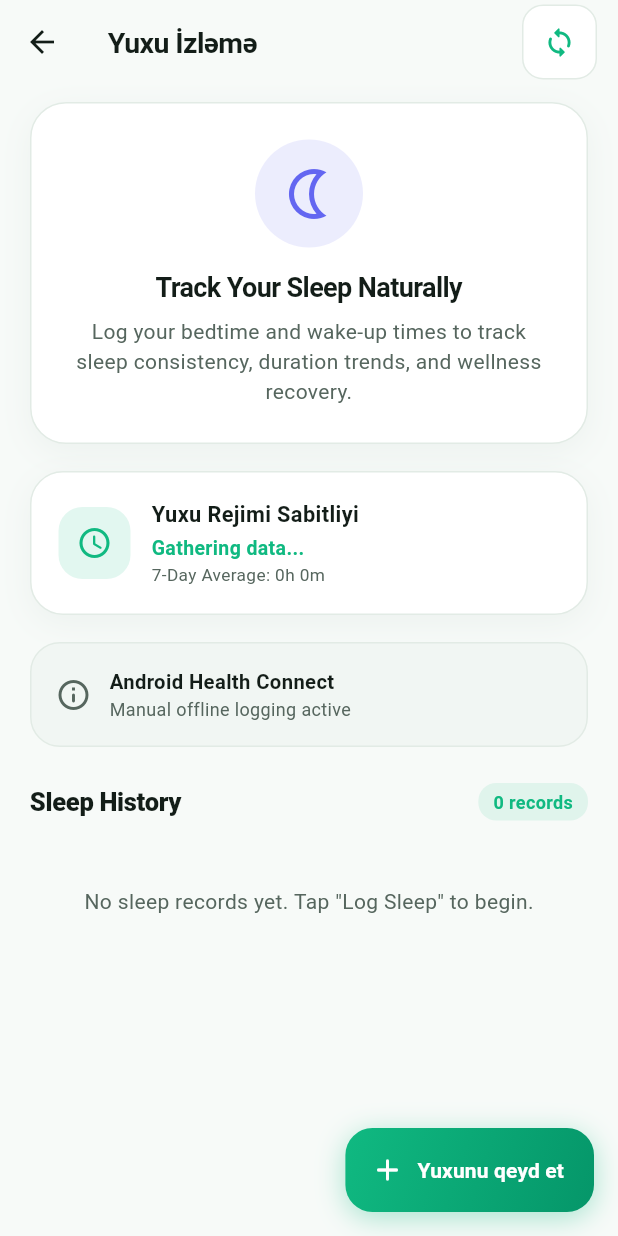
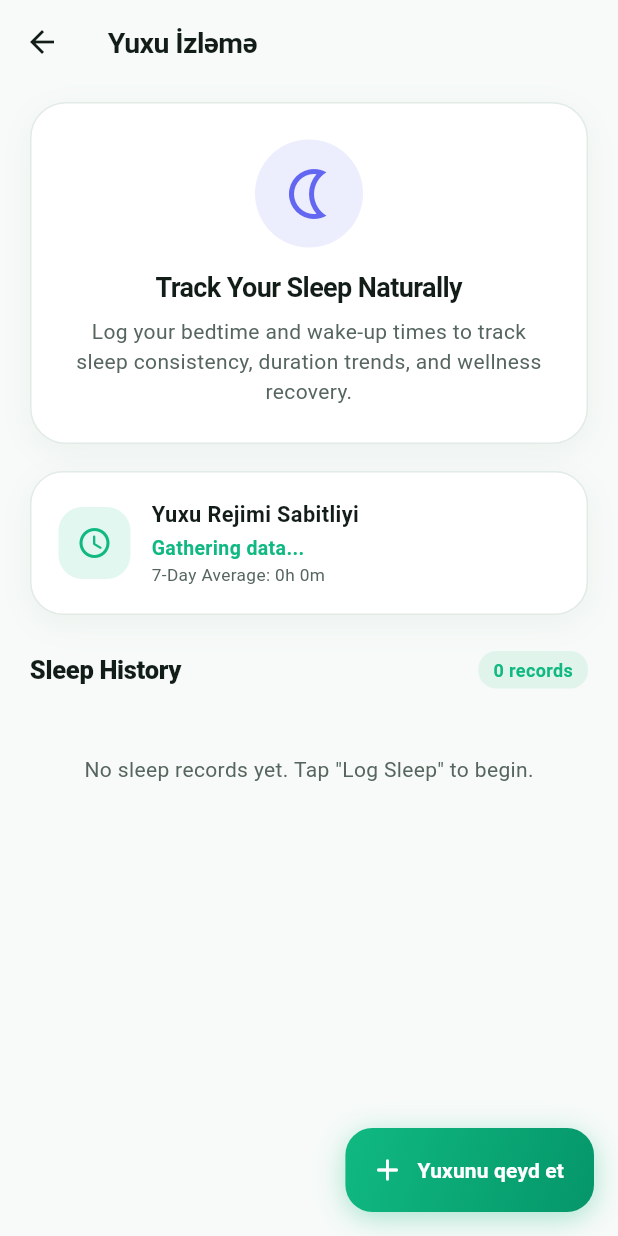
Before and after one commit to rustamliyusif/yhealth, a Flutter app: the SleepScreen screen opened directly, on a phone screen of 412 x 824 dp. Run offline on Flutter 3.47's test engine with Material 3 defaults, Android fonts, the phone set to English and light mode, and no system bars; our stand-ins replace drift, fl_chart, flutter_map, geolocator, latlong2, pdf and 3 more; accounts and stored records are empty; generated files the repository leaves out were written again.

Commit message:
Record routes via foreground location, hide unfinished Health Connect UI, add release signing via key.properties
Co-Authored-By: Claude Opus 5.5 <noreply@anthropic.com>
Claude-Session: https://claude.ai/code/session_01QHi8UWFtXbH5KKsmusrsDW

```diff
--- a/lib/features/sleep/sleep_screen.dart
+++ b/lib/features/sleep/sleep_screen.dart
@@ -8,6 +8,8 @@ import '../../core/theme/app_decorations.dart';
 import '../../core/theme/app_typography.dart';
 import '../../l10n/app_localizations.dart';
 import 'widgets/add_edit_sleep_dialog.dart';
+
+const bool kHealthConnectEnabled = false;
 
 class SleepScreen extends StatelessWidget {
   const SleepScreen({super.key});
@@ -29,6 +31,7 @@ class SleepScreen extends StatelessWidget {
           style: AppTypography.headlineMedium(context).copyWith(fontSize: 19),
         ),
         actions: [
+          if (kHealthConnectEnabled)
           Container(
             margin: const EdgeInsets.only(right: 14),
             decoration: BoxDecoration(
@@ -97,9 +100,11 @@ class SleepScreen extends StatelessWidget {
             _buildConsistencyCard(context, sleep, l10n, isDark),
             const SizedBox(height: 18),
 
-            // Health Connect Integration Status Card
-            _buildHealthConnectBanner(context, sleep, l10n, isDark),
-            const SizedBox(height: 24),
+            if (kHealthConnectEnabled) ...[
+              _buildHealthConnectBanner(context, sleep, l10n, isDark),
+              const SizedBox(height: 24),
+            ] else
+              const SizedBox(height: 6),
 
             // Sleep History Section
             Row(
```
Also changed, not shown: lib/core/services/location_service.dart (+18 -5 lines), 1 other file.
